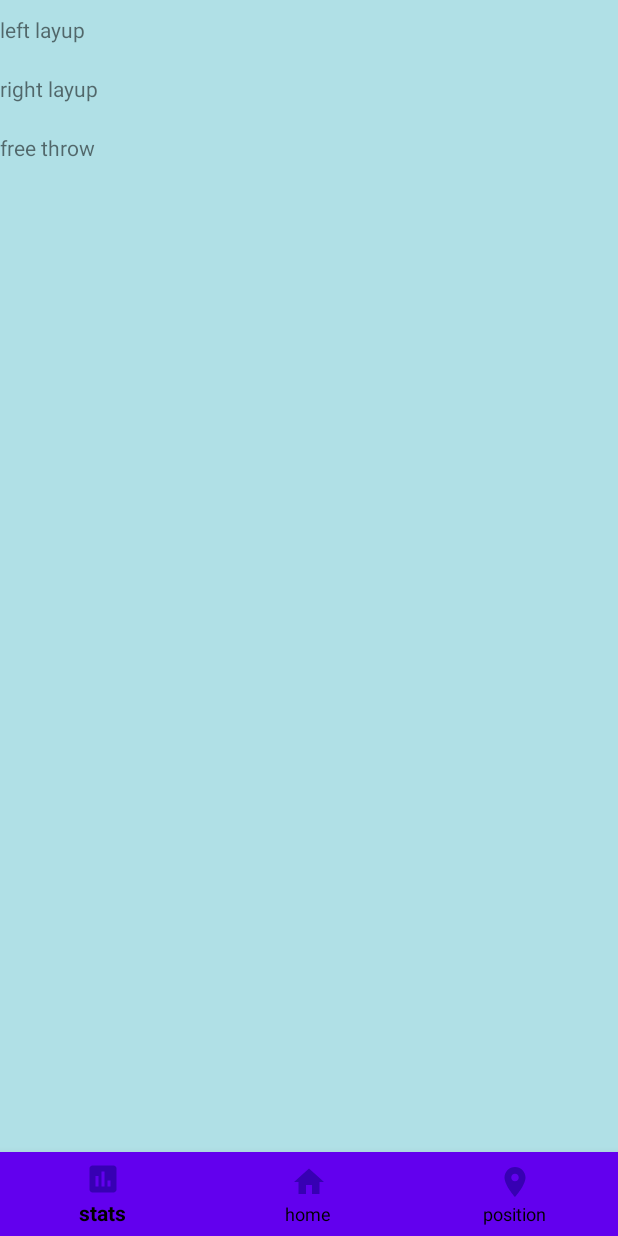
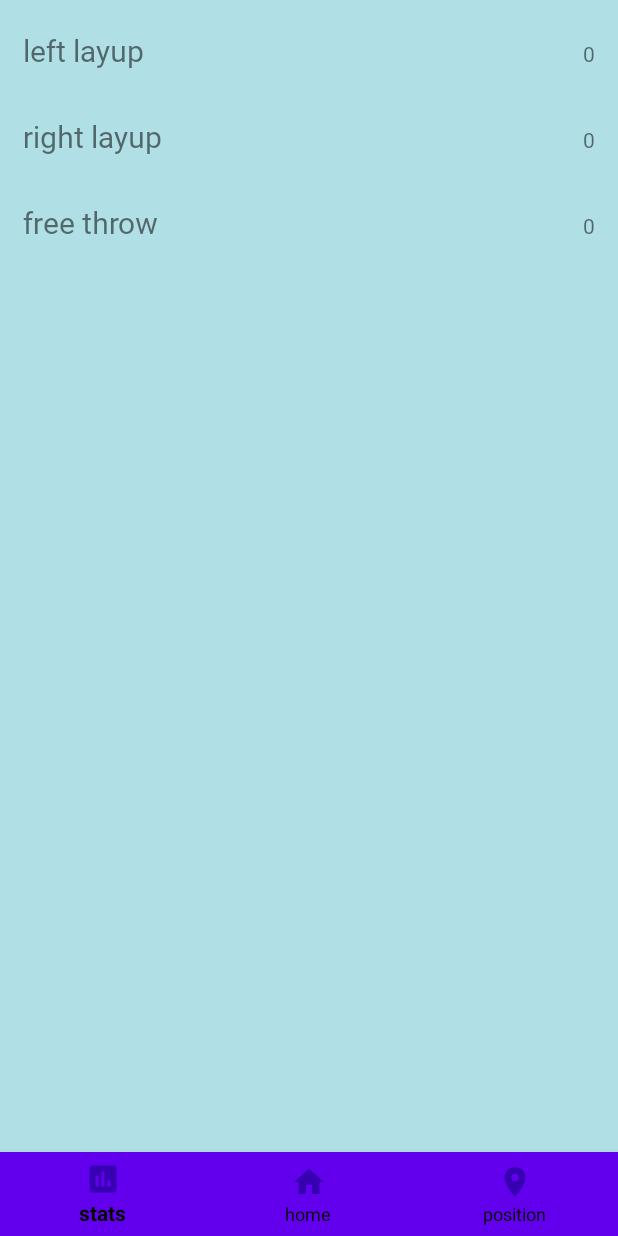
Before and after one commit to amber3536/Ival, an Android app: the fragment StatsFragment placed in its activity, on a phone screen of 412 x 824 dp. Run offline under Robolectric (Android 15) with nearby library versions, the light colour scheme and no system bars; 1 statement that could not run was skipped.

Commit message:
added percent for stats

```diff
--- a/app/src/main/java/com/hfad/ival_revisited/PositionAdapter.java
+++ b/app/src/main/java/com/hfad/ival_revisited/PositionAdapter.java
@@ -1,6 +1,7 @@
 package com.hfad.ival_revisited;
 
 import android.content.Context;
+import android.util.Log;
 import android.view.LayoutInflater;
 import android.view.View;
 import android.view.ViewGroup;
@@ -57,9 +58,10 @@ public PositionAdapter.ViewHolder onCreateViewHolder(ViewGroup parent, int viewT
 //        textView.setText(contact.getName());
         Position positions = mPositions.get(position);
         TextView tv = holder.positionTV;
-       // TextView tv2 = holder.percentTV;
+        TextView tv2 = holder.percentTV;
         tv.setText(positions.getPosition());
-        //tv2.setText(positions.getPercentage());
+        Log.i("positions", "onBindViewHolder: " + positions.getPercentage());
+        tv2.setText(String.valueOf(positions.getPercentage()));
 //        TextView tv2 = holder.positionTV;
 //        tv2.setText(positions.getPercentage());
 
--- a/app/src/main/res/layout/item_position.xml
+++ b/app/src/main/res/layout/item_position.xml
@@ -1,20 +1,26 @@
 <?xml version="1.0" encoding="utf-8"?>
-<FrameLayout xmlns:android="http://schemas.android.com/apk/res/android"
+<LinearLayout xmlns:android="http://schemas.android.com/apk/res/android"
     android:layout_width="match_parent"
     android:layout_height="wrap_content"
     android:orientation="horizontal"
-    android:paddingTop="10dp"
-    android:paddingBottom="10dp">
+    android:paddingTop="20dp"
+    android:paddingBottom="10dp"
+    android:paddingStart="15dp"
+    android:paddingEnd="15dp">
 
     <TextView
         android:id="@+id/stats_position"
-        android:layout_width="wrap_content"
-        android:layout_height="wrap_content" />
+        android:fontFamily="@font/permanent_marker_reg"
+        android:layout_width="0dp"
+        android:layout_height="wrap_content"
+        android:layout_weight="1"
+        android:textSize="20sp"/>
 
     <TextView
         android:id="@+id/stats_percentage"
+        android:fontFamily="@font/permanent_marker_reg"
         android:layout_width="wrap_content"
         android:layout_height="wrap_content" />
 
 
-</FrameLayout>
+</LinearLayout>
```
